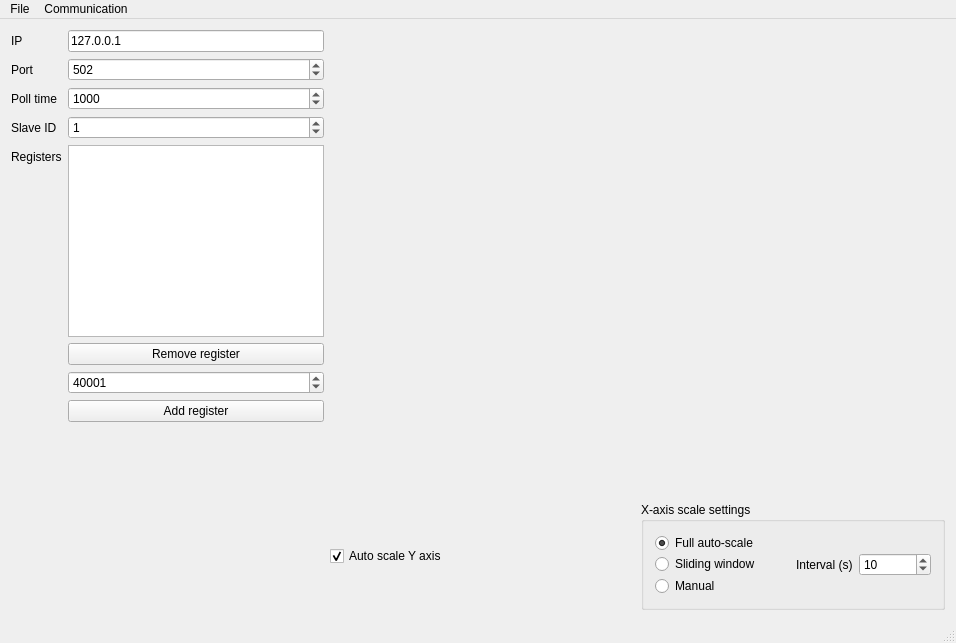
ModbusScope/ModbusScope, file src/mainwindow.ui: the form before one commit.
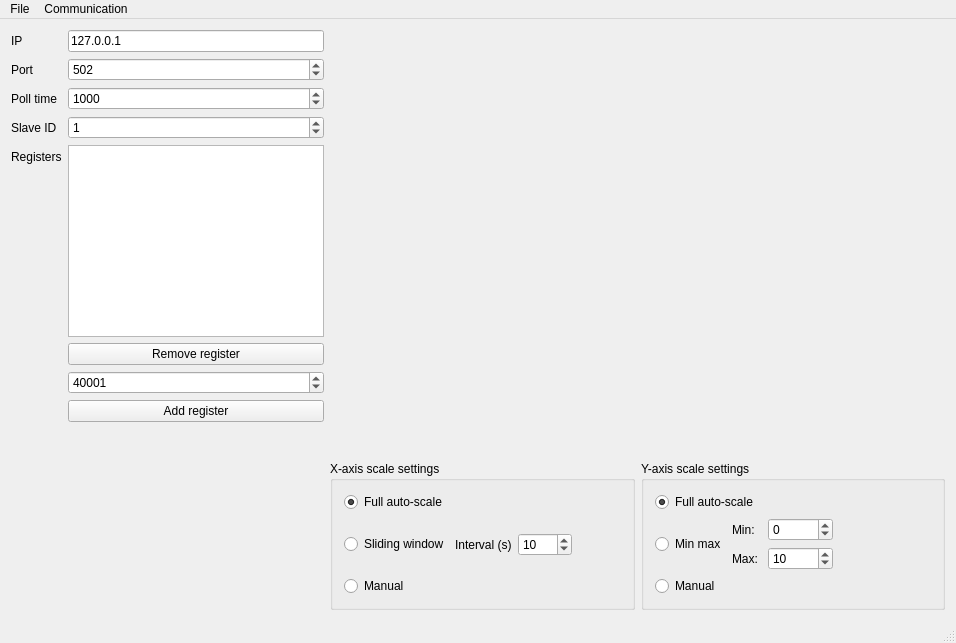
The form after the commit. Custom widgets are drawn as their Qt base class.

```diff
--- a/src/mainwindow.ui
+++ b/src/mainwindow.ui
@@ -157,16 +157,6 @@
         </item>
         <item>
          <layout class="QHBoxLayout" name="horizontalLayout_2" stretch="1,1">
-          <item>
-           <widget class="QCheckBox" name="chkYAxisAutoScale">
-            <property name="text">
-             <string>Auto scale Y axis</string>
-            </property>
-            <property name="checked">
-             <bool>true</bool>
-            </property>
-           </widget>
-          </item>
           <item>
            <widget class="QGroupBox" name="groupBox">
             <property name="sizePolicy">
@@ -178,14 +168,9 @@
             <property name="title">
              <string>X-axis scale settings</string>
             </property>
-            <layout class="QHBoxLayout" name="horizontalLayout_4">
+            <layout class="QVBoxLayout" name="verticalLayout_3">
              <item>
-              <layout class="QVBoxLayout" name="verticalLayout_3" stretch="0,0,0">
-               <property name="spacing">
-                <number>0</number>
-               </property>
-               <item>
-                <widget class="QRadioButton" name="radioFullScale">
+              <widget class="QRadioButton" name="radioXFullScale">
                  <property name="text">
                   <string>Full auto-scale</string>
                  </property>
@@ -205,6 +190,9 @@
                  </item>
                  <item>
                   <layout class="QFormLayout" name="formLayout_2">
+                 <property name="formAlignment">
+                  <set>Qt::AlignLeading|Qt::AlignLeft|Qt::AlignVCenter</set>
+                 </property>
                    <item row="0" column="0">
                     <widget class="QLabel" name="label_6">
                      <property name="text">
@@ -214,6 +202,9 @@
                    </item>
                    <item row="0" column="1">
                     <widget class="QSpinBox" name="spinSlidingXInterval">
+                   <property name="minimum">
+                    <number>1</number>
+                   </property>
                      <property name="maximum">
                       <number>9999</number>
                      </property>
@@ -224,6 +215,19 @@
                    </item>
                   </layout>
                  </item>
+               <item>
+                <spacer name="horizontalSpacer">
+                 <property name="orientation">
+                  <enum>Qt::Horizontal</enum>
+                 </property>
+                 <property name="sizeHint" stdset="0">
+                  <size>
+                   <width>40</width>
+                   <height>20</height>
+                  </size>
+                 </property>
+                </spacer>
+               </item>
                 </layout>
                </item>
                <item>
@@ -234,6 +238,95 @@
                 </widget>
                </item>
               </layout>
+           </widget>
+          </item>
+          <item>
+           <widget class="QGroupBox" name="groupBox_2">
+            <property name="title">
+             <string>Y-axis scale settings</string>
+            </property>
+            <layout class="QVBoxLayout" name="verticalLayout_4">
+             <item>
+              <widget class="QRadioButton" name="radioYFullScale">
+               <property name="text">
+                <string>Full auto-scale</string>
+               </property>
+               <property name="checked">
+                <bool>true</bool>
+               </property>
+              </widget>
+             </item>
+             <item>
+              <layout class="QHBoxLayout" name="horizontalLayout_6">
+               <item>
+                <widget class="QRadioButton" name="radioYMinMax">
+                 <property name="text">
+                  <string>Min max</string>
+                 </property>
+                </widget>
+               </item>
+               <item>
+                <layout class="QFormLayout" name="formLayout_3">
+                 <item row="0" column="1">
+                  <widget class="QSpinBox" name="spinYMin">
+                   <property name="minimum">
+                    <number>-65535</number>
+                   </property>
+                   <property name="maximum">
+                    <number>65535</number>
+                   </property>
+                  </widget>
+                 </item>
+                 <item row="1" column="1">
+                  <widget class="QSpinBox" name="spinYMax">
+                   <property name="minimum">
+                    <number>-65535</number>
+                   </property>
+                   <property name="maximum">
+                    <number>65535</number>
+                   </property>
+                   <property name="value">
+                    <number>10</number>
+                   </property>
+                  </widget>
+                 </item>
+                 <item row="0" column="0">
+                  <widget class="QLabel" name="label_7">
+                   <property name="text">
+                    <string>Min: </string>
+                   </property>
+                  </widget>
+                 </item>
+                 <item row="1" column="0">
+                  <widget class="QLabel" name="label_8">
+                   <property name="text">
+                    <string>Max: </string>
+                   </property>
+                  </widget>
+                 </item>
+                </layout>
+               </item>
+               <item>
+                <spacer name="horizontalSpacer_2">
+                 <property name="orientation">
+                  <enum>Qt::Horizontal</enum>
+                 </property>
+                 <property name="sizeHint" stdset="0">
+                  <size>
+                   <width>40</width>
+                   <height>20</height>
+                  </size>
+                 </property>
+                </spacer>
+               </item>
+              </layout>
+             </item>
+             <item>
+              <widget class="QRadioButton" name="radioYManual">
+               <property name="text">
+                <string>Manual</string>
+               </property>
+              </widget>
              </item>
             </layout>
            </widget>
```
Left out of the diff: 4 changed lines with no effect on the pictures. Lines whose indentation alone changed are shown as unchanged.
